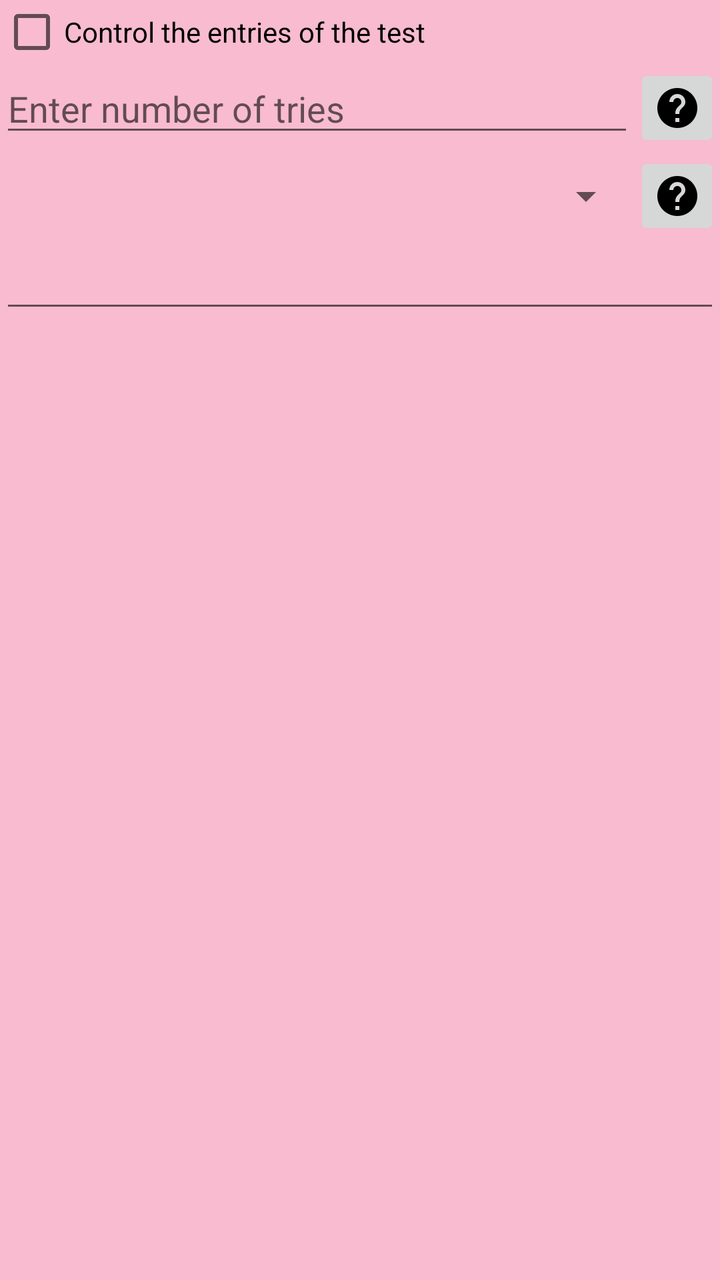
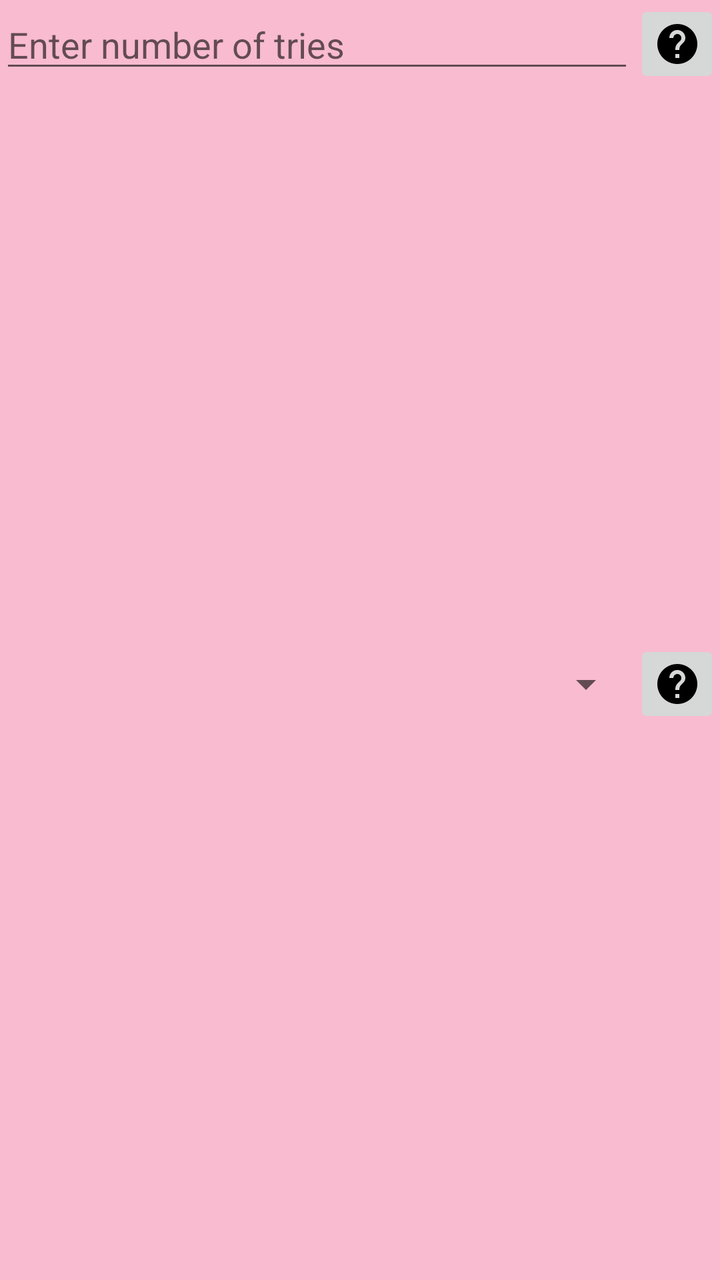

Compare the two renders of this Android layout. The source of the first and the diff that turns it into the second are given below.
<!-- AndroidManifest.xml: application theme MyMaterialTheme -->
<!-- res/layout/test_dialog_fragment.xml -->
<?xml version="1.0" encoding="utf-8"?>
<ScrollView
    android:layout_width="match_parent"
    android:layout_height="match_parent"
    xmlns:android="http://schemas.android.com/apk/res/android" >
<LinearLayout xmlns:android="http://schemas.android.com/apk/res/android"
    android:layout_width="match_parent"
    android:layout_height="match_parent"
    android:orientation="vertical">

    <CheckBox
        android:id="@+id/control_test_entries"
        android:layout_width="wrap_content"
        android:layout_height="wrap_content"
        android:text="@string/control_the_entries_of_the_test" />

    <LinearLayout
        android:id="@+id/control_options"
        android:layout_width="match_parent"
        android:layout_height="wrap_content"
        android:layout_margin="5dp"
        android:padding="3dp"
        android:orientation="vertical"
        android:visibility="gone">

        <LinearLayout
            android:layout_width="match_parent"
            android:layout_height="wrap_content"
            android:gravity="center"
            android:orientation="horizontal"
            android:weightSum="2">

            <LinearLayout
                android:layout_width="0dp"
                android:layout_height="wrap_content"
                android:layout_weight="1"
                android:orientation="vertical">

                <TextView
                    android:layout_width="wrap_content"
                    android:layout_height="wrap_content"
                    android:text="@string/select_percentage_of_controlled_portion" />

                <Spinner
                    android:id="@+id/controlled_portion"
                    android:layout_width="wrap_content"
                    android:layout_height="wrap_content"
                    android:layout_margin="3dp"
                    android:drawSelectorOnTop="true"
                    android:entries="@array/controlled_portion_percentages" />
            </LinearLayout>

            <LinearLayout
                android:layout_width="0dp"
                android:layout_height="wrap_content"
                android:layout_weight="1"
                android:orientation="vertical">

                <TextView
                    android:layout_width="wrap_content"
                    android:layout_height="wrap_content"
                    android:text="@string/select_percentage_of_uncontrolled_portion" />

                <Spinner
                    android:id="@+id/uncontrolled_portion"
                    android:layout_width="wrap_content"
                    android:layout_height="wrap_content"
                    android:layout_margin="3dp"
                    android:drawSelectorOnTop="true"
                    android:entries="@array/uncontrolled_portion_percentages" />
            </LinearLayout>
        </LinearLayout>

        <LinearLayout
            android:layout_width="match_parent"
            android:layout_height="wrap_content"
            android:orientation="horizontal"
            android:weightSum="2">

            <LinearLayout
                android:layout_width="0dp"
                android:layout_height="wrap_content"
                android:layout_weight="1"
                android:orientation="vertical">

                <TextView
                    android:layout_width="wrap_content"
                    android:layout_height="wrap_content"
                    android:text="@string/select_rank" />

                <Spinner
                    android:id="@+id/spinner_rank"
                    android:layout_width="wrap_content"
                    android:layout_height="wrap_content"
                    android:layout_margin="3dp"

                    android:drawSelectorOnTop="true"
                    android:entries="@array/rank" />
            </LinearLayout>

            <LinearLayout
                android:layout_width="0dp"
                android:layout_height="wrap_content"
                android:layout_weight="1"
                android:orientation="vertical">

                <TextView
                    android:layout_width="wrap_content"
                    android:layout_height="wrap_content"
                    android:text="@string/select_wrongness_level" />

                <Spinner
                    android:id="@+id/spinner_wrongness_percentage"
                    android:layout_width="wrap_content"
                    android:layout_height="wrap_content"
                    android:layout_margin="3dp"
                    android:drawSelectorOnTop="true"
                    android:entries="@array/wrongness_percentages" />
            </LinearLayout>
        </LinearLayout>


    </LinearLayout>

    <LinearLayout
        android:layout_width="match_parent"
        android:layout_height="wrap_content"
        android:orientation="horizontal"
        android:weightSum="10">

        <EditText
            android:id="@+id/number_of_tries"
            android:layout_width="match_parent"
            android:layout_height="wrap_content"
            android:layout_weight="9"
            android:hint="@string/enter_tries_number"
            android:imeOptions="flagNoExtractUi"
            android:inputType="number" />

        <ImageButton
            android:id="@+id/number_of_tries_help"
            android:layout_width="wrap_content"
            android:layout_height="wrap_content"
            android:layout_weight="1"

            android:src="@drawable/ic_help_black_24dp" />
    </LinearLayout>


    <LinearLayout
        android:layout_width="match_parent"
        android:layout_height="match_parent"
        android:gravity="center"
        android:orientation="horizontal"
        android:weightSum="10">

        <Spinner
            android:id="@+id/number_or_percentage"
            android:layout_width="match_parent"
            android:layout_height="wrap_content"
            android:layout_weight="9" />

        <ImageButton
            android:id="@+id/percentage_or_number_help"
            android:layout_width="wrap_content"
            android:layout_height="wrap_content"
            android:layout_weight="1"
            android:src="@drawable/ic_help_black_24dp" />

    </LinearLayout>

    <EditText
        android:id="@+id/number"
        android:layout_width="match_parent"
        android:layout_height="wrap_content"
        android:layout_weight="9"
        android:imeOptions="flagNoExtractUi"
        android:inputType="numberDecimal" />


</LinearLayout>
    </ScrollView>
<!-- resources referenced by this layout -->
<resources>
  <string-array name="controlled_portion_percentages" translatable="false">
          <item>20%</item>
          <item>40%</item>
          <item>50%</item>
          <item>60%</item>
          <item>80%</item>
          <item>100%</item>
      </string-array>
  <string-array name="rank">
          <item>Low</item>
          <item>Moderate</item>
          <item>Important</item>
          <item>Vital</item>
      </string-array>
  <string-array name="uncontrolled_portion_percentages" translatable="false">
          <item>0%</item>
          <item>20%</item>
          <item>40%</item>
          <item>50%</item>
          <item>60%</item>
          <item>80%</item>
      </string-array>
  <string-array name="wrongness_percentages" translatable="false">
          <item>0%</item>
          <item>20%</item>
          <item>40%</item>
          <item>60%</item>
          <item>80%</item>
          <item>100%</item>
      </string-array>
  <!-- drawable ic_help_black_24dp: png bitmap (drawable-hdpi, 458 bytes) -->
  <string name="control_the_entries_of_the_test">Control the entries of the test</string>
  <string name="enter_tries_number">Enter number of tries</string>
  <string name="select_percentage_of_controlled_portion">The controlled portion is:</string>
  <string name="select_percentage_of_uncontrolled_portion">The uncontrolled portion is:</string>
  <string name="select_rank">Select rank:</string>
  <string name="select_wrongness_level">Select wrongness level:</string>
  <style name="MyMaterialTheme" parent="MyMaterialTheme.Base">
  
      </style>
  <style name="MyMaterialTheme.Base" parent="Theme.AppCompat.Light.DarkActionBar">
          <item name="windowNoTitle">true</item>
          <item name="windowActionBar">false</item>
          <item name="colorPrimary">@color/colorPrimary</item>
          <item name="colorPrimaryDark">@color/colorPrimaryDark</item>
          <item name="colorAccent">@color/colorAccent</item>
          <item name="android:windowBackground">@color/windowBackground</item>
      </style>
  <color name="colorPrimary">#EC407A</color>
  <color name="colorPrimaryDark">#AD1457</color>
  <color name="colorAccent">#EA80FC</color>
  <color name="windowBackground">#F8BBD0</color>
</resources>

<!-- the commit's change to res/layout/test_dialog_fragment.xml (unified diff, before → after) -->
@@ -1,126 +1,8 @@
 <?xml version="1.0" encoding="utf-8"?>
-<ScrollView
-    android:layout_width="match_parent"
-    android:layout_height="match_parent"
-    xmlns:android="http://schemas.android.com/apk/res/android" >
 <LinearLayout xmlns:android="http://schemas.android.com/apk/res/android"
     android:layout_width="match_parent"
     android:layout_height="match_parent"
     android:orientation="vertical">
-
-    <CheckBox
-        android:id="@+id/control_test_entries"
-        android:layout_width="wrap_content"
-        android:layout_height="wrap_content"
-        android:text="@string/control_the_entries_of_the_test" />
-
-    <LinearLayout
-        android:id="@+id/control_options"
-        android:layout_width="match_parent"
-        android:layout_height="wrap_content"
-        android:layout_margin="5dp"
-        android:padding="3dp"
-        android:orientation="vertical"
-        android:visibility="gone">
-
-        <LinearLayout
-            android:layout_width="match_parent"
-            android:layout_height="wrap_content"
-            android:gravity="center"
-            android:orientation="horizontal"
-            android:weightSum="2">
-
-            <LinearLayout
-                android:layout_width="0dp"
-                android:layout_height="wrap_content"
-                android:layout_weight="1"
-                android:orientation="vertical">
-
-                <TextView
-                    android:layout_width="wrap_content"
-                    android:layout_height="wrap_content"
-                    android:text="@string/select_percentage_of_controlled_portion" />
-
-                <Spinner
-                    android:id="@+id/controlled_portion"
-                    android:layout_width="wrap_content"
-                    android:layout_height="wrap_content"
-                    android:layout_margin="3dp"
-                    android:drawSelectorOnTop="true"
-                    android:entries="@array/controlled_portion_percentages" />
-            </LinearLayout>
-
-            <LinearLayout
-                android:layout_width="0dp"
-                android:layout_height="wrap_content"
-                android:layout_weight="1"
-                android:orientation="vertical">
-
-                <TextView
-                    android:layout_width="wrap_content"
-                    android:layout_height="wrap_content"
-                    android:text="@string/select_percentage_of_uncontrolled_portion" />
-
-                <Spinner
-                    android:id="@+id/uncontrolled_portion"
-                    android:layout_width="wrap_content"
-                    android:layout_height="wrap_content"
-                    android:layout_margin="3dp"
-                    android:drawSelectorOnTop="true"
-                    android:entries="@array/uncontrolled_portion_percentages" />
-            </LinearLayout>
-        </LinearLayout>
-
-        <LinearLayout
-            android:layout_width="match_parent"
-            android:layout_height="wrap_content"
-            android:orientation="horizontal"
-            android:weightSum="2">
-
-            <LinearLayout
-                android:layout_width="0dp"
-                android:layout_height="wrap_content"
-                android:layout_weight="1"
-                android:orientation="vertical">
-
-                <TextView
-                    android:layout_width="wrap_content"
-                    android:layout_height="wrap_content"
-                    android:text="@string/select_rank" />
-
-                <Spinner
-                    android:id="@+id/spinner_rank"
-                    android:layout_width="wrap_content"
-                    android:layout_height="wrap_content"
-                    android:layout_margin="3dp"
-
-                    android:drawSelectorOnTop="true"
-                    android:entries="@array/rank" />
-            </LinearLayout>
-
-            <LinearLayout
-                android:layout_width="0dp"
-                android:layout_height="wrap_content"
-                android:layout_weight="1"
-                android:orientation="vertical">
-
-                <TextView
-                    android:layout_width="wrap_content"
-                    android:layout_height="wrap_content"
-                    android:text="@string/select_wrongness_level" />
-
-                <Spinner
-                    android:id="@+id/spinner_wrongness_percentage"
-                    android:layout_width="wrap_content"
-                    android:layout_height="wrap_content"
-                    android:layout_margin="3dp"
-                    android:drawSelectorOnTop="true"
-                    android:entries="@array/wrongness_percentages" />
-            </LinearLayout>
-        </LinearLayout>
-
-
-    </LinearLayout>
 
     <LinearLayout
         android:layout_width="match_parent"
@@ -147,18 +29,18 @@
     </LinearLayout>
 
 
+
     <LinearLayout
         android:layout_width="match_parent"
         android:layout_height="match_parent"
         android:gravity="center"
         android:orientation="horizontal"
         android:weightSum="10">
-
         <Spinner
             android:id="@+id/number_or_percentage"
             android:layout_width="match_parent"
             android:layout_height="wrap_content"
-            android:layout_weight="9" />
+            android:layout_weight="9"/>
 
         <ImageButton
             android:id="@+id/percentage_or_number_help"
@@ -178,5 +60,5 @@
         android:inputType="numberDecimal" />
 
 
+
 </LinearLayout>
-    </ScrollView>
<!-- resource entries referenced after the edit -->
@@ -1,42 +1,7 @@
 <!-- resources referenced by this layout -->
 <resources>
-  <string-array name="controlled_portion_percentages" translatable="false">
-          <item>20%</item>
-          <item>40%</item>
-          <item>50%</item>
-          <item>60%</item>
-          <item>80%</item>
-          <item>100%</item>
-      </string-array>
-  <string-array name="rank">
-          <item>Low</item>
-          <item>Moderate</item>
-          <item>Important</item>
-          <item>Vital</item>
-      </string-array>
-  <string-array name="uncontrolled_portion_percentages" translatable="false">
-          <item>0%</item>
-          <item>20%</item>
-          <item>40%</item>
-          <item>50%</item>
-          <item>60%</item>
-          <item>80%</item>
-      </string-array>
-  <string-array name="wrongness_percentages" translatable="false">
-          <item>0%</item>
-          <item>20%</item>
-          <item>40%</item>
-          <item>60%</item>
-          <item>80%</item>
-          <item>100%</item>
-      </string-array>
   <!-- drawable ic_help_black_24dp: png bitmap (drawable-hdpi, 458 bytes) -->
-  <string name="control_the_entries_of_the_test">Control the entries of the test</string>
   <string name="enter_tries_number">Enter number of tries</string>
-  <string name="select_percentage_of_controlled_portion">The controlled portion is:</string>
-  <string name="select_percentage_of_uncontrolled_portion">The uncontrolled portion is:</string>
-  <string name="select_rank">Select rank:</string>
-  <string name="select_wrongness_level">Select wrongness level:</string>
   <style name="MyMaterialTheme" parent="MyMaterialTheme.Base">
   
       </style>
